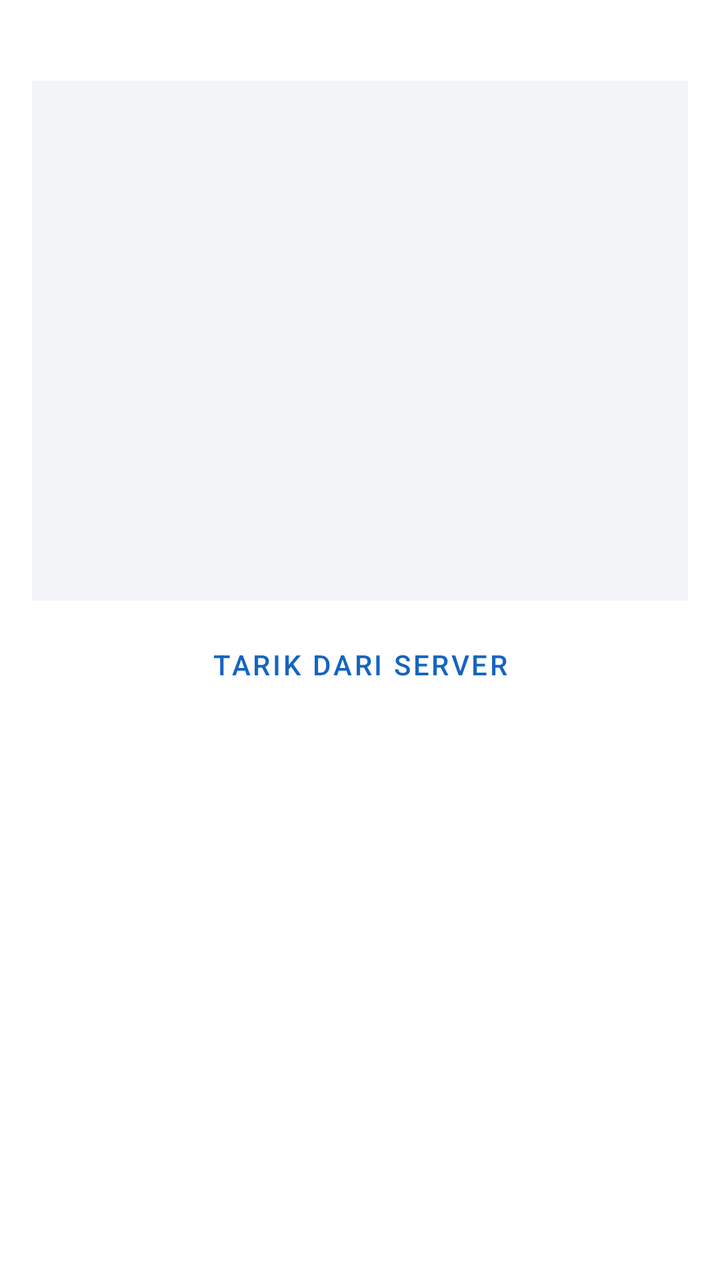
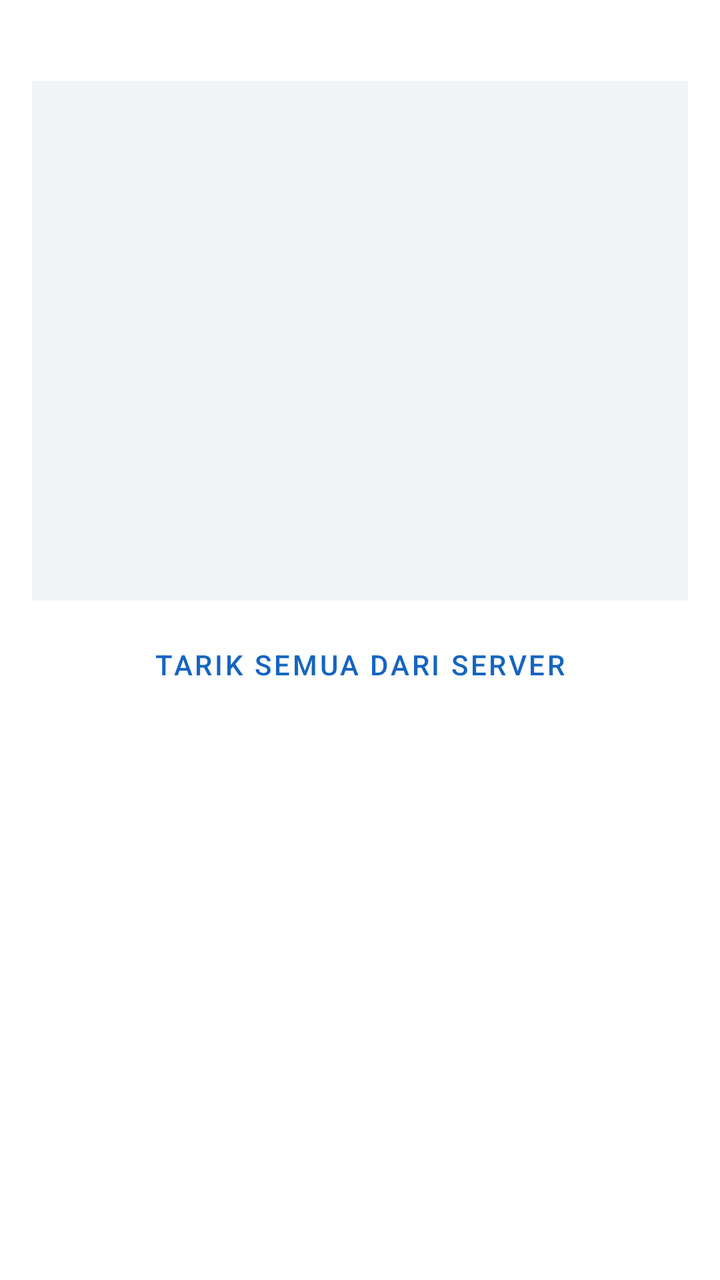

Screens rendered from an Android XML layout before and after an edit, with the pre-edit source and the edit as a unified diff.
<!-- AndroidManifest.xml: application theme Theme.IBankNotif -->
<!-- res/layout/dialog_rules.xml -->
<?xml version="1.0" encoding="utf-8"?>
<ScrollView xmlns:android="http://schemas.android.com/apk/res/android"
    android:layout_width="match_parent"
    android:layout_height="wrap_content"
    android:padding="16dp">

    <LinearLayout
        android:layout_width="match_parent"
        android:layout_height="wrap_content"
        android:orientation="vertical">

        <TextView
            android:id="@+id/tvRulesInfo"
            android:layout_width="match_parent"
            android:layout_height="wrap_content"
            android:paddingBottom="8dp"
            android:textSize="12sp" />

        <com.google.android.material.textfield.TextInputEditText
            android:id="@+id/etRulesJson"
            android:layout_width="match_parent"
            android:layout_height="260dp"
            android:background="#f2f4f7"
            android:fontFamily="monospace"
            android:gravity="top|start"
            android:inputType="textMultiLine|textNoSuggestions"
            android:padding="10dp"
            android:scrollbars="vertical"
            android:textSize="12sp" />

        <TextView
            android:id="@+id/tvRulesError"
            android:layout_width="match_parent"
            android:layout_height="wrap_content"
            android:paddingTop="8dp"
            android:textColor="#c0392b"
            android:textSize="12sp"
            android:visibility="gone" />

        <TextView
            android:id="@+id/tvDryRun"
            android:layout_width="match_parent"
            android:layout_height="wrap_content"
            android:background="#eef6ee"
            android:fontFamily="monospace"
            android:padding="8dp"
            android:textSize="11sp"
            android:visibility="gone" />

        <com.google.android.material.button.MaterialButton
            android:id="@+id/btnRulesSync"
            android:layout_width="match_parent"
            android:layout_height="wrap_content"
            android:layout_marginTop="8dp"
            android:text="Tarik dari Server"
            style="@style/Widget.MaterialComponents.Button.TextButton" />
    </LinearLayout>
</ScrollView>
<!-- resources referenced by this layout -->
<resources>
  <style name="Theme.IBankNotif" parent="Theme.MaterialComponents.DayNight.DarkActionBar">
          <item name="colorPrimary">#1565C0</item>
          <item name="colorPrimaryVariant">#0D47A1</item>
          <item name="colorOnPrimary">@android:color/white</item>
      </style>
</resources>

<!-- the commit's change to res/layout/dialog_rules.xml (unified diff, before → after) -->
@@ -52,7 +52,7 @@
             android:layout_width="match_parent"
             android:layout_height="wrap_content"
             android:layout_marginTop="8dp"
-            android:text="Tarik dari Server"
+            android:text="Tarik Semua dari Server"
             style="@style/Widget.MaterialComponents.Button.TextButton" />
     </LinearLayout>
 </ScrollView>
